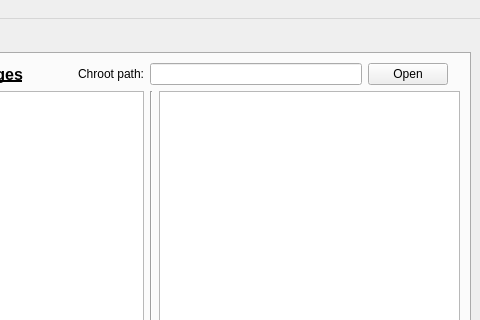
Qt form src/ObsLightGui/ui/obsLightMain.ui (ronan22/obs-light) before a commit; both pictures show x 341 to 821 and y 0 to 320 of the 821 by 440 pixel window.
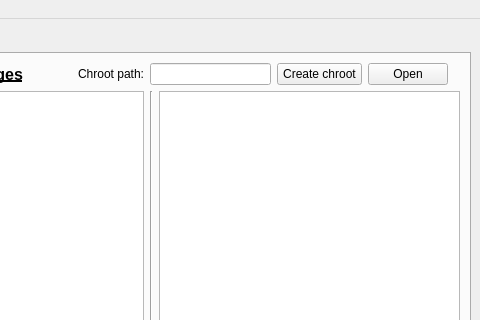
The same form after that commit.

Commit message: - bound "create chroot" and "open chroot" buttons

What changed in the file:
```diff
--- a/src/ObsLightGui/ui/obsLightMain.ui
+++ b/src/ObsLightGui/ui/obsLightMain.ui
@@ -154,7 +154,7 @@
           </property>
          </widget>
         </item>
-        <item row="0" column="7" colspan="3">
+        <item row="0" column="7" colspan="2">
          <widget class="QLineEdit" name="chrootPathLineEdit">
           <property name="readOnly">
            <bool>true</bool>
@@ -255,6 +255,13 @@
           </property>
          </widget>
         </item>
+        <item row="0" column="9">
+         <widget class="QPushButton" name="createChrootButton">
+          <property name="text">
+           <string>Create chroot</string>
+          </property>
+         </widget>
+        </item>
        </layout>
       </widget>
       <widget class="QWidget" name="imagerProjectTab">
```
The commit also changes 1 other file.
